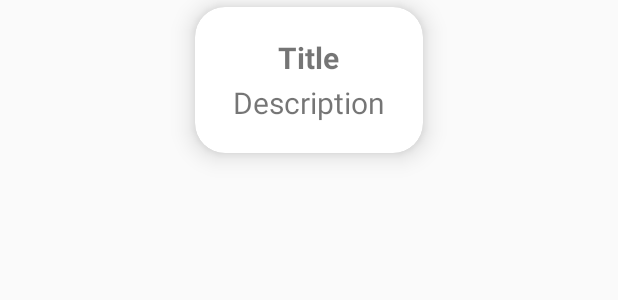
After one commit to berkecankocyigit/CS394-Project, an Android app: the layout dream_layout.xml on its own in the app's theme, with its tools: preview values and no code run, on a phone screen of 412 x 824 dp. The commit adds this screen. Shown: the top 300 px of the screen. Run offline under Robolectric (Android 15) with nearby library versions, the phone set to English and light mode, and no system bars.

Commit message:
Recycleview added

```diff
--- a/app/src/main/java/com/example/mvvm_gameex/fragments/MainFragment.kt
+++ b/app/src/main/java/com/example/mvvm_gameex/fragments/MainFragment.kt
@@ -7,6 +7,7 @@ import android.view.LayoutInflater
 import android.view.View
 import android.view.ViewGroup
 import android.widget.Button
+import androidx.fragment.app.activityViewModels
 import androidx.navigation.findNavController
 import com.example.mvvm_gameex.R
 import com.example.mvvm_gameex.viewmodel.MainViewModel
@@ -14,7 +15,7 @@ import com.example.mvvm_gameex.databinding.FragmentMainBinding
 class MainFragment : Fragment() {
 
 
-    private lateinit var viewModel: MainViewModel
+    private val viewModel: MainViewModel by activityViewModels()
     override fun onCreateView(
         inflater: LayoutInflater, container: ViewGroup?,
         savedInstanceState: Bundle?
@@ -24,7 +25,7 @@ class MainFragment : Fragment() {
 
     override fun onActivityCreated(savedInstanceState: Bundle?) {
         super.onActivityCreated(savedInstanceState)
-        viewModel = ViewModelProvider(this).get(MainViewModel::class.java)
+        //viewModel = ViewModelProvider(this).get(MainViewModel::class.java)
         // Find the button by its ID
         val myButton: Button = requireView().findViewById(R.id.createNewDreamButton)
 
--- a/app/src/main/java/com/example/mvvm_gameex/fragments/loginPage.kt
+++ b/app/src/main/java/com/example/mvvm_gameex/fragments/loginPage.kt
@@ -6,6 +6,7 @@ import androidx.fragment.app.Fragment
 import android.view.LayoutInflater
 import android.view.View
 import android.view.ViewGroup
+import androidx.fragment.app.activityViewModels
 import com.example.mvvm_gameex.R
 import com.example.mvvm_gameex.viewmodel.MainViewModel
 
@@ -15,7 +16,7 @@ class loginPage : Fragment() {
         fun newInstance() = loginPage()
     }
 
-    private lateinit var viewModel: MainViewModel
+    private val viewModel: MainViewModel by activityViewModels()
 
     override fun onCreateView(
         inflater: LayoutInflater, container: ViewGroup?,
@@ -26,7 +27,7 @@ class loginPage : Fragment() {
 
     override fun onActivityCreated(savedInstanceState: Bundle?) {
         super.onActivityCreated(savedInstanceState)
-        viewModel = ViewModelProvider(this).get(MainViewModel::class.java)
+        //viewModel = ViewModelProvider(this).get(MainViewModel::class.java)
         // TODO: Use the ViewModel
     }
 
--- a/app/src/main/java/com/example/mvvm_gameex/fragments/userProfilePage.kt
+++ b/app/src/main/java/com/example/mvvm_gameex/fragments/userProfilePage.kt
@@ -6,6 +6,7 @@ import androidx.fragment.app.Fragment
 import android.view.LayoutInflater
 import android.view.View
 import android.view.ViewGroup
+import androidx.fragment.app.activityViewModels
 import com.example.mvvm_gameex.R
 import com.example.mvvm_gameex.viewmodel.MainViewModel
 
@@ -15,7 +16,7 @@ class userProfilePage : Fragment() {
         fun newInstance() = userProfilePage()
     }
 
-    private lateinit var viewModel: MainViewModel
+    private val viewModel: MainViewModel by activityViewModels()
 
     override fun onCreateView(
         inflater: LayoutInflater, container: ViewGroup?,
@@ -26,7 +27,7 @@ class userProfilePage : Fragment() {
 
     override fun onActivityCreated(savedInstanceState: Bundle?) {
         super.onActivityCreated(savedInstanceState)
-        viewModel = ViewModelProvider(this).get(MainViewModel::class.java)
+        //viewModel = ViewModelProvider(this).get(MainViewModel::class.java)
         // TODO: Use the ViewModel
     }
 
--- /dev/null
+++ b/app/src/main/res/layout/dream_layout.xml
@@ -0,0 +1,53 @@
+<?xml version="1.0" encoding="utf-8"?>
+<LinearLayout xmlns:android="http://schemas.android.com/apk/res/android"
+    xmlns:app="http://schemas.android.com/apk/res-auto"
+    xmlns:tools="http://schemas.android.com/tools"
+    android:layout_width="match_parent"
+    android:layout_height="wrap_content"
+    android:gravity="center"
+    android:orientation="horizontal">
+
+    <androidx.cardview.widget.CardView
+        android:layout_width="wrap_content"
+        android:layout_height="wrap_content"
+        android:layout_marginStart="25dp"
+        android:layout_marginTop="10dp"
+        android:layout_marginEnd="25dp"
+        android:layout_marginBottom="20dp"
+        app:cardBackgroundColor="@color/white"
+        app:cardCornerRadius="20dp"
+        app:cardElevation="10dp"
+        app:cardMaxElevation="12dp"
+        app:cardPreventCornerOverlap="true">
+
+        <TextView
+            android:id="@+id/titleView"
+            android:layout_width="wrap_content"
+            android:layout_height="wrap_content"
+            android:layout_gravity="center_horizontal"
+            android:layout_marginTop="20dp"
+            android:layout_marginStart="25dp"
+            android:layout_marginEnd="25dp"
+            android:layout_marginBottom="20dp"
+            android:text="Title"
+            android:textSize="20sp"
+            android:textStyle="bold" />
+
+        <TextView
+            android:id="@+id/descriptionView"
+            android:layout_width="wrap_content"
+            android:layout_height="wrap_content"
+            android:layout_gravity="bottom|center_horizontal"
+            android:layout_marginStart="25dp"
+            android:layout_marginTop="50dp"
+            android:layout_marginEnd="25dp"
+            android:layout_marginBottom="20dp"
+            android:text="Description"
+            android:textSize="20sp"
+            android:textStyle="normal"
+            android:maxLines="2"
+            android:ellipsize="end"/>
+
+    </androidx.cardview.widget.CardView>
+
+</LinearLayout>
```
Also changed, not shown: app/src/main/java/com/example/mvvm_gameex/adapter/DreamAdapter.kt (added, +39 -0 lines), app/src/main/java/com/example/mvvm_gameex/fragments/DreamsList.kt (+25 -11 lines), app/src/main/java/com/example/mvvm_gameex/fragments/createNewDream.kt (+8 -4 lines), app/src/main/java/com/example/mvvm_gameex/viewmodel/MainViewModel.kt (+28 -13 lines), app/src/main/res/layout/fragment_dreams_list.xml (+14 -8 lines).
